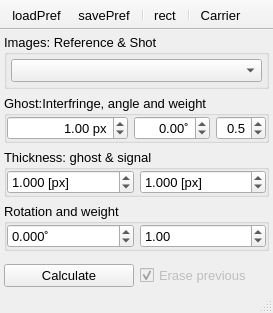
Qt form UIs/nGhost.ui (NeutrinoToolkit/Neutrino) before a commit.
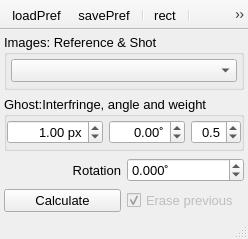
The same form after that commit. Icons and pictures are not drawn.

Commit message: easier ghost remove tool

Patch:
```diff
--- a/UIs/nGhost.ui
+++ b/UIs/nGhost.ui
@@ -6,8 +6,8 @@
    <rect>
     <x>0</x>
     <y>0</y>
-    <width>273</width>
-    <height>313</height>
+    <width>247</width>
+    <height>239</height>
    </rect>
   </property>
   <property name="font">
@@ -32,75 +32,6 @@
     <property name="margin">
      <number>4</number>
     </property>
-    <item row="2" column="0">
-     <widget class="QGroupBox" name="groupBox">
-      <property name="title">
-       <string>Thickness: ghost &amp;&amp; signal</string>
-      </property>
-      <layout class="QGridLayout" name="gridLayout">
-       <property name="margin">
-        <number>0</number>
-       </property>
-       <item row="0" column="0">
-        <widget class="QDoubleSpinBox" name="thicknessGhost">
-         <property name="suffix">
-          <string> [px]</string>
-         </property>
-         <property name="decimals">
-          <number>3</number>
-         </property>
-         <property name="minimum">
-          <double>0.000000000000000</double>
-         </property>
-         <property name="maximum">
-          <double>999.990000000000009</double>
-         </property>
-         <property name="value">
-          <double>1.000000000000000</double>
-         </property>
-         <property name="neutrinoSave" stdset="0">
-          <bool>true</bool>
-         </property>
-        </widget>
-       </item>
-       <item row="0" column="1">
-        <widget class="QDoubleSpinBox" name="thickness">
-         <property name="suffix">
-          <string> [px]</string>
-         </property>
-         <property name="decimals">
-          <number>3</number>
-         </property>
-         <property name="minimum">
-          <double>0.000000000000000</double>
-         </property>
-         <property name="maximum">
-          <double>999.990000000000009</double>
-         </property>
-         <property name="value">
-          <double>1.000000000000000</double>
-         </property>
-         <property name="neutrinoSave" stdset="0">
-          <bool>true</bool>
-         </property>
-        </widget>
-       </item>
-      </layout>
-     </widget>
-    </item>
-    <item row="4" column="0">
-     <spacer name="verticalSpacer_2">
-      <property name="orientation">
-       <enum>Qt::Vertical</enum>
-      </property>
-      <property name="sizeHint" stdset="0">
-       <size>
-        <width>20</width>
-        <height>151</height>
-       </size>
-      </property>
-     </spacer>
-    </item>
     <item row="1" column="0">
      <widget class="QGroupBox" name="carrierBox">
       <property name="title">
@@ -216,57 +147,13 @@
       </layout>
      </widget>
     </item>
-    <item row="3" column="0">
-     <widget class="QGroupBox" name="groupBox_2">
-      <property name="title">
-       <string>Rotation and weight</string>
-      </property>
-      <layout class="QGridLayout" name="gridLayout_4">
-       <property name="margin">
-        <number>0</number>
-       </property>
-       <item row="0" column="0">
-        <widget class="QDoubleSpinBox" name="rotation">
-         <property name="suffix">
-          <string>˚</string>
-         </property>
-         <property name="decimals">
-          <number>3</number>
-         </property>
-         <property name="minimum">
-          <double>-360.000000000000000</double>
-         </property>
-         <property name="maximum">
-          <double>360.000000000000000</double>
-         </property>
-         <property name="neutrinoSave" stdset="0">
-          <bool>true</bool>
-         </property>
-        </widget>
-       </item>
-       <item row="0" column="1">
-        <widget class="QDoubleSpinBox" name="weight">
-         <property name="maximum">
-          <double>9.990000000000000</double>
-         </property>
-         <property name="singleStep">
-          <double>0.200000000000000</double>
-         </property>
-         <property name="value">
-          <double>1.000000000000000</double>
-         </property>
-        </widget>
-       </item>
-      </layout>
-     </widget>
-    </item>
-    <item row="5" column="0">
+    <item row="4" column="0">
      <widget class="QWidget" name="widget_3" native="true">
       <layout class="QGridLayout" name="gridLayout_2">
        <property name="margin">
         <number>0</number>
        </property>
-       <item row="1" column="0">
+       <item row="3" column="0">
         <widget class="QPushButton" name="doGhost">
          <property name="font">
           <font>
@@ -278,7 +165,7 @@
          </property>
         </widget>
        </item>
-       <item row="1" column="1">
+       <item row="3" column="1">
         <widget class="QCheckBox" name="erasePrevious">
          <property name="enabled">
           <bool>false</bool>
@@ -294,6 +181,40 @@
          </property>
         </widget>
        </item>
+       <item row="2" column="1">
+        <widget class="QDoubleSpinBox" name="rotation">
+         <property name="suffix">
+          <string>˚</string>
+         </property>
+         <property name="decimals">
+          <number>3</number>
+         </property>
+         <property name="minimum">
+          <double>-360.000000000000000</double>
+         </property>
+         <property name="maximum">
+          <double>360.000000000000000</double>
+         </property>
+         <property name="neutrinoSave" stdset="0">
+          <bool>true</bool>
+         </property>
+        </widget>
+       </item>
+       <item row="2" column="0">
+        <widget class="QLabel" name="label">
+         <property name="font">
+          <font>
+           <pointsize>10</pointsize>
+          </font>
+         </property>
+         <property name="text">
+          <string>Rotation</string>
+         </property>
+         <property name="alignment">
+          <set>Qt::AlignRight|Qt::AlignTrailing|Qt::AlignVCenter</set>
+         </property>
+        </widget>
+       </item>
       </layout>
      </widget>
     </item>
```
Left out of the diff: 4 changed lines with no effect on the pictures. The commit also changes 13 other files.
